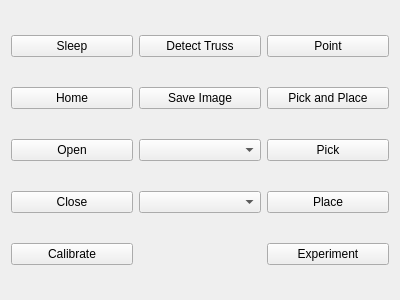
The window that rqt_user_interface/resource/flex_grasp.ui (padmaja-kulkarni/vine_tomato_grasping) describes before a commit, drawn with Qt 5.
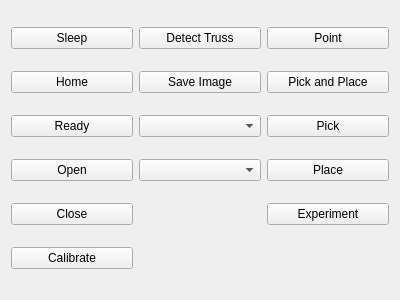
The same window after the commit.

Commit message: Added ready buuton to move to forward lening state

```diff
--- a/rqt_user_interface/resource/flex_grasp.ui
+++ b/rqt_user_interface/resource/flex_grasp.ui
@@ -32,6 +32,14 @@
    </item>
 
    <item row="2" column="0">
+    <widget class="QPushButton" name="ReadyButton">
+     <property name="text">
+      <string>Ready</string>
+     </property>
+    </widget>
+   </item>
+
+   <item row="3" column="0">
     <widget class="QPushButton" name="OpenButton">
      <property name="text">
       <string>Open</string>
@@ -39,7 +47,7 @@
     </widget>
    </item>
 
-   <item row="3" column="0">
+   <item row="4" column="0">
     <widget class="QPushButton" name="CloseButton">
      <property name="text">
       <string>Close</string>
@@ -47,7 +55,7 @@
     </widget>
    </item>
 
-   <item row="4" column="0">
+   <item row="5" column="0">
     <widget class="QPushButton" name="CalibrateButton">
      <property name="text">
       <string>Calibrate</string>
```
The commit also changes 3 other files.
